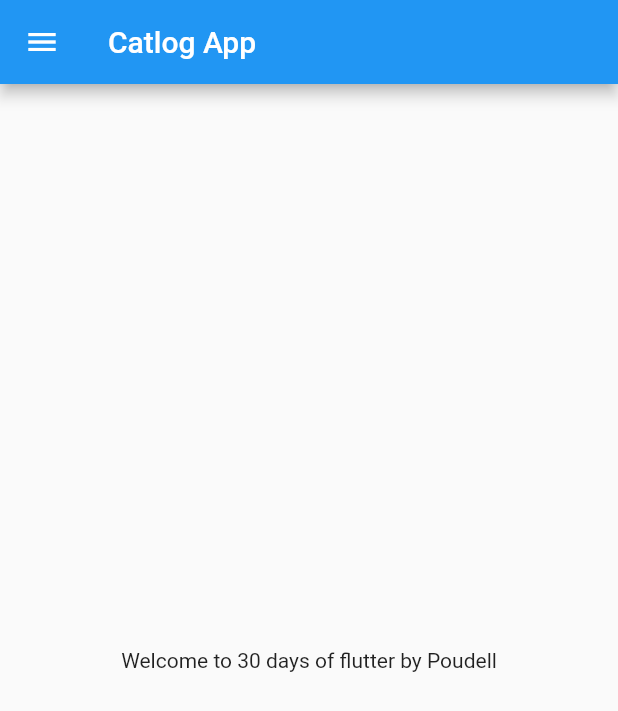
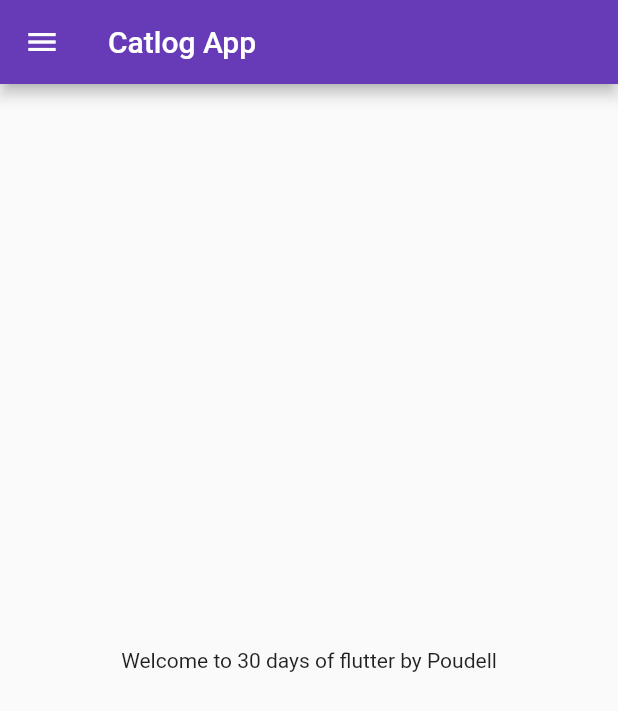
Before and after one commit to tilakpoudel/flutter_catelog_app, a Flutter app: the screen it shows after launch, on a phone screen of 412 x 824 dp. Shown: the top 711 px of the screen. Run offline on Flutter 3.47's test engine with Material 2 defaults, Android fonts, the phone set to English and light mode, and no system bars.

Commit message:
feat: add route and theme

```diff
--- a/lib/main.dart
+++ b/lib/main.dart
@@ -1,6 +1,7 @@
 import 'package:flutter/material.dart';
 
-import 'package:flutter_catalog/pages/home_page.dart';
+import 'pages/home_page.dart';
+import 'pages/login_page.dart';
 
 void main() {
   runApp(const MyApp());
@@ -11,8 +12,21 @@ class MyApp extends StatelessWidget {
 
   @override
   Widget build(BuildContext context) {
-    return const MaterialApp(
-      home: HomePage(),
+    return MaterialApp(
+      // home: const HomePage(), // used route for home page so commented
+      themeMode: ThemeMode.light,
+      theme: ThemeData(
+        primarySwatch: Colors.deepPurple,
+      ),
+      darkTheme: ThemeData(
+        brightness: Brightness.dark,
+      ),
+      initialRoute: "/home",
+      routes: {
+        "/": (context) => const LoginPage(),
+        "/home": (context) => const HomePage(),
+        "/login": (context) => const LoginPage(),
+      },
     );
   }
 }
```
Also changed, not shown: lib/pages/login_page.dart (added, +21 -0 lines).
